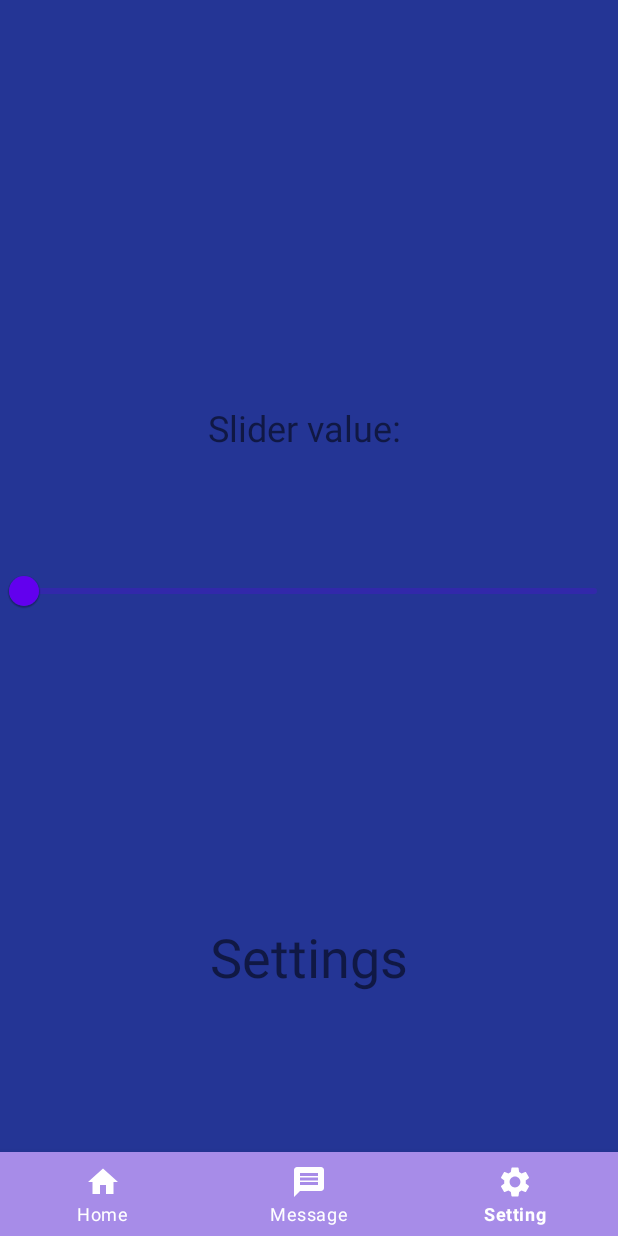
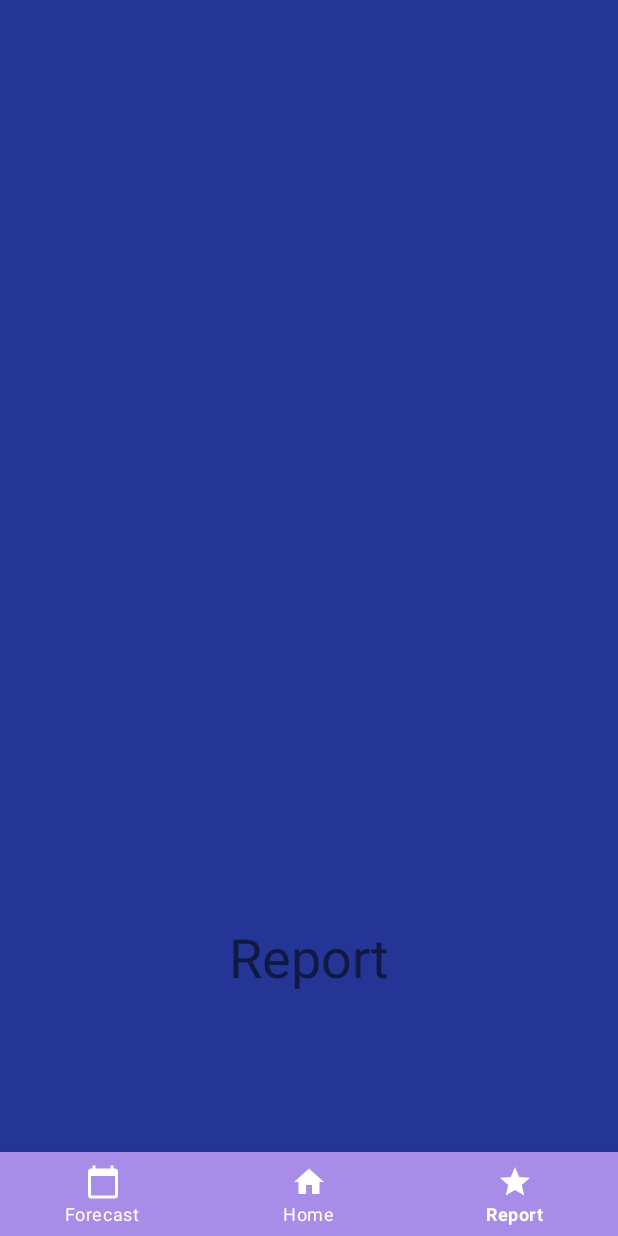
Before and after one commit to Davideo37/StarGaze-v2, an Android app: the fragment ForecastFragment placed in its activity, item 3 of the bottom bar chosen, on a phone screen of 412 x 824 dp. Run offline under Robolectric (Android 15) with nearby library versions, the phone set to English and light mode, and no system bars.

Commit message:
Initial modifications for adapting P2 into P3

```diff
--- a/Project2/app/src/main/java/com/example/project2/MainActivity.kt
+++ b/Project2/app/src/main/java/com/example/project2/MainActivity.kt
@@ -4,17 +4,15 @@ import android.os.Bundle
 import android.view.View
 import androidx.appcompat.app.AppCompatActivity
 import androidx.fragment.app.Fragment
-import com.example.project2.fragments.HomeFragment
-import com.example.project2.fragments.MessagesFragment
-import com.example.project2.fragments.SettingsFragment
+import com.example.project2.fragments.*
 import com.google.android.material.dialog.MaterialAlertDialogBuilder
 import com.google.android.material.textfield.TextInputEditText
 import kotlinx.android.synthetic.main.main_activity.*
 
 class MainActivity : AppCompatActivity() {
-    private val messagesFragment = MessagesFragment()
+    private val forecastFragment = ForecastFragment()
     private val homeFragment = HomeFragment()
-    private val settingsFragment = SettingsFragment()
+    private val reportFragment = ReportFragment()
     private lateinit var text : String
 
     override fun onCreate(savedInstanceState: Bundle?) {
@@ -28,11 +26,11 @@ class MainActivity : AppCompatActivity() {
 
         bottomNavigationView.setOnItemSelectedListener { item ->
             when(item.itemId) {
-                R.id.message -> {
-                    replaceFragment(messagesFragment)
+                R.id.forecast -> {
+                    replaceFragment(forecastFragment)
                 }
-                R.id.settings -> {
-                    replaceFragment(settingsFragment)
+                R.id.report -> {
+                    replaceFragment(reportFragment)
                 }
                 R.id.home -> {
                     replaceFragment(homeFragment)
--- a/Project2/app/src/main/java/com/example/project2/fragments/MessagesFragment.kt
+++ b/Project2/app/src/main/java/com/example/project2/fragments/ForecastFragment.kt
@@ -8,13 +8,13 @@ import android.view.ViewGroup
 import com.example.project2.R
 
 
-class MessagesFragment : Fragment() {
+class ForecastFragment : Fragment() {
 
     override fun onCreateView(
         inflater: LayoutInflater, container: ViewGroup?,
         savedInstanceState: Bundle?
     ): View? {
         // Inflate the layout for this fragment
-        return inflater.inflate(R.layout.fragment_messages, container, false)
+        return inflater.inflate(R.layout.fragment_forecast, container, false)
     }
 }
--- a/Project2/app/src/main/java/com/example/project2/fragments/SettingsFragment.kt
+++ b/Project2/app/src/main/java/com/example/project2/fragments/ReportFragment.kt
@@ -10,25 +10,20 @@ import com.google.android.material.slider.Slider
 import com.google.android.material.textview.MaterialTextView
 
 
-class SettingsFragment : Fragment() {
+class ReportFragment : Fragment() {
 
-    private val textField = R.id.sliderText
 
     override fun onCreateView(
         inflater: LayoutInflater, container: ViewGroup?,
         savedInstanceState: Bundle?
     ): View? {
         // Inflate the layout for this fragment
-        return inflater.inflate(R.layout.fragment_settings, container, false)
+        return inflater.inflate(R.layout.fragment_report, container, false)
     }
 
     override fun onActivityCreated(savedInstanceState: Bundle?) {
         super.onActivityCreated(savedInstanceState)
-        val slider = requireView().findViewById<Slider>(R.id.slider)
-        val textView = requireView().findViewById<MaterialTextView>(R.id.sliderText)
-        slider.addOnChangeListener{  slider, value, fromUser ->
-            textView.text = "Slider Value: "+slider.value.toString()
-        }
+
     }
 
 }
--- /dev/null
+++ b/Project2/app/src/main/res/layout/fragment_forecast.xml
@@ -0,0 +1,22 @@
+<?xml version="1.0" encoding="utf-8"?>
+<androidx.constraintlayout.widget.ConstraintLayout xmlns:android="http://schemas.android.com/apk/res/android"
+    xmlns:app="http://schemas.android.com/apk/res-auto"
+    xmlns:tools="http://schemas.android.com/tools"
+    android:layout_width="match_parent"
+    android:layout_height="match_parent"
+    android:background="@color/dark_blue"
+    tools:context=".fragments.ForecastFragment">
+
+    <TextView
+        android:id="@+id/forecast_title"
+        android:layout_width="wrap_content"
+        android:layout_height="wrap_content"
+        android:text="Forecast"
+        android:textSize="36sp"
+        android:translationY="225dp"
+        app:layout_constraintBottom_toBottomOf="parent"
+        app:layout_constraintLeft_toLeftOf="parent"
+        app:layout_constraintRight_toRightOf="parent"
+        app:layout_constraintTop_toTopOf="parent" />
+
+</androidx.constraintlayout.widget.ConstraintLayout>
--- a/Project2/app/src/main/res/layout/fragment_home.xml
+++ b/Project2/app/src/main/res/layout/fragment_home.xml
@@ -14,34 +14,24 @@
         android:layout_height="wrap_content"
         android:layout_marginTop="300dp"
         app:boxBackgroundColor="@color/light_purple"
+        app:boxBackgroundMode="outline"
         app:boxCornerRadiusBottomEnd="10dp"
         app:boxCornerRadiusBottomStart="10dp"
         app:boxCornerRadiusTopEnd="10dp"
         app:boxCornerRadiusTopStart="10dp"
-        app:boxBackgroundMode="outline"
-        app:helperText="This is some helper text"
-        app:layout_constraintBottom_toTopOf="@+id/defaultTextInputLayout"
+        app:helperText="@string/location_search_helper_text"
         app:layout_constraintLeft_toLeftOf="parent"
         app:layout_constraintRight_toRightOf="parent"
         app:layout_constraintTop_toTopOf="parent"
-        app:placeholderText="Material Text Field"
+        app:placeholderText="@string/location_search_placeholder_text"
         app:startIconContentDescription="@string/content_description_end_icon"
         app:startIconDrawable="@drawable/ic_baseline_location_24">
 
         <com.google.android.material.textfield.TextInputEditText
             android:id="@+id/materialTextInputEditText"
             android:layout_width="match_parent"
-            android:layout_height="match_parent"/>
+            android:layout_height="match_parent" />
     </com.google.android.material.textfield.TextInputLayout>
-
-    <EditText
-        android:id="@+id/defaultTextInputLayout"
-        android:layout_width="300dp"
-        android:layout_height="wrap_content"
-        app:layout_constraintBottom_toTopOf="@id/matButton"
-        app:layout_constraintEnd_toEndOf="parent"
-        app:layout_constraintStart_toStartOf="parent"
-        app:layout_constraintTop_toBottomOf="@+id/materialTextInputLayout" />
 
     <TextView
         android:id="@+id/ic_home"
@@ -62,8 +52,7 @@
         android:onClick="basicAlert"
         android:text="Submit"
         app:backgroundTint="@color/light_purple"
-        app:layout_constraintBottom_toTopOf="@+id/ic_home"
-        app:layout_constraintLeft_toLeftOf="parent"
-        app:layout_constraintRight_toRightOf="parent"
-        app:layout_constraintTop_toBottomOf="@+id/defaultTextInputLayout" />
+        app:layout_constraintEnd_toEndOf="parent"
+        app:layout_constraintStart_toStartOf="parent"
+        app:layout_constraintTop_toBottomOf="@+id/materialTextInputLayout" />
 </androidx.constraintlayout.widget.ConstraintLayout>
--- a/Project2/app/src/main/res/layout/fragment_messages.xml
+++ b/Project2/app/src/main/res/layout/fragment_report.xml
@@ -5,13 +5,14 @@
     android:layout_width="match_parent"
     android:layout_height="match_parent"
     android:background="@color/dark_blue"
-    tools:context=".fragments.MessagesFragment">
+    tools:context=".fragments.ReportFragment">
 
-    <TextView
-        android:id="@+id/ic_messages"
+
+    <com.google.android.material.textview.MaterialTextView
+        android:id="@+id/report_title"
         android:layout_width="wrap_content"
         android:layout_height="wrap_content"
-        android:text="Messages"
+        android:text="Report"
         android:textSize="36sp"
         android:translationY="225dp"
         app:layout_constraintBottom_toBottomOf="parent"
--- a/Project2/app/src/main/res/layout/fragment_settings.xml
+++ /dev/null
@@ -1,46 +0,0 @@
-<?xml version="1.0" encoding="utf-8"?>
-<androidx.constraintlayout.widget.ConstraintLayout xmlns:android="http://schemas.android.com/apk/res/android"
-    xmlns:app="http://schemas.android.com/apk/res-auto"
-    xmlns:tools="http://schemas.android.com/tools"
-    android:layout_width="match_parent"
-    android:layout_height="match_parent"
-    android:background="@color/dark_blue"
-    tools:context=".fragments.SettingsFragment">
-
-    <com.google.android.material.textview.MaterialTextView
-        android:id="@+id/sliderText"
-        android:layout_width="wrap_content"
-        android:layout_height="wrap_content"
-        android:text="Slider value: "
-        android:textSize="24sp"
-        android:translationY="200dp"
-        app:layout_constraintBottom_toTopOf="@+id/slider"
-        app:layout_constraintLeft_toLeftOf="parent"
-        app:layout_constraintRight_toRightOf="parent"
-        app:layout_constraintTop_toTopOf="parent" />
-
-    <com.google.android.material.slider.Slider
-        android:id="@+id/slider"
-        android:layout_width="match_parent"
-        android:layout_height="wrap_content"
-        android:translationY="200dp"
-        android:valueFrom="0"
-        android:valueTo="420"
-        app:layout_constraintBottom_toTopOf="@+id/ic_settings"
-        app:layout_constraintTop_toTopOf="parent">
-
-    </com.google.android.material.slider.Slider>
-
-    <TextView
-        android:id="@+id/ic_settings"
-        android:layout_width="wrap_content"
-        android:layout_height="wrap_content"
-        android:text="Settings"
-        android:textSize="36sp"
-        android:translationY="225dp"
-        app:layout_constraintBottom_toBottomOf="parent"
-        app:layout_constraintLeft_toLeftOf="parent"
-        app:layout_constraintRight_toRightOf="parent"
-        app:layout_constraintTop_toTopOf="parent" />
-
-</androidx.constraintlayout.widget.ConstraintLayout>
--- a/Project2/app/src/main/res/menu/menu1.xml
+++ b/Project2/app/src/main/res/menu/menu1.xml
@@ -1,15 +1,15 @@
 <?xml version="1.0" encoding="utf-8"?>
 <menu xmlns:android="http://schemas.android.com/apk/res/android">
     <item
+        android:id="@+id/forecast"
+        android:icon="@drawable/ic_calendar"
+        android:title="Forecast"  />
+    <item
         android:id="@+id/home"
         android:icon="@drawable/ic_home"
-        android:title="Home"  />
+        android:title="Home" />
     <item
-        android:id="@+id/message"
-        android:icon="@drawable/ic_messages"
-        android:title="Message" />
-    <item
-        android:id="@+id/settings"
-        android:icon="@drawable/ic_settings"
-        android:title="Setting" />
+        android:id="@+id/report"
+        android:icon="@drawable/ic_star"
+        android:title="Report" />
 </menu>
--- a/Project2/app/src/main/res/values/strings.xml
+++ b/Project2/app/src/main/res/values/strings.xml
@@ -1,6 +1,7 @@
 <resources>
     <string name="app_name">Project 2</string>
-    <!-- TODO: Remove or change this placeholder text -->
     <string name="hello_blank_fragment">Hello blank fragment</string>
     <string name="content_description_end_icon">Location icon</string>
+    <string name="location_search_helper_text">Enter a location</string>
+    <string name="location_search_placeholder_text">e.g. Boston, MA</string>
 </resources>
```
